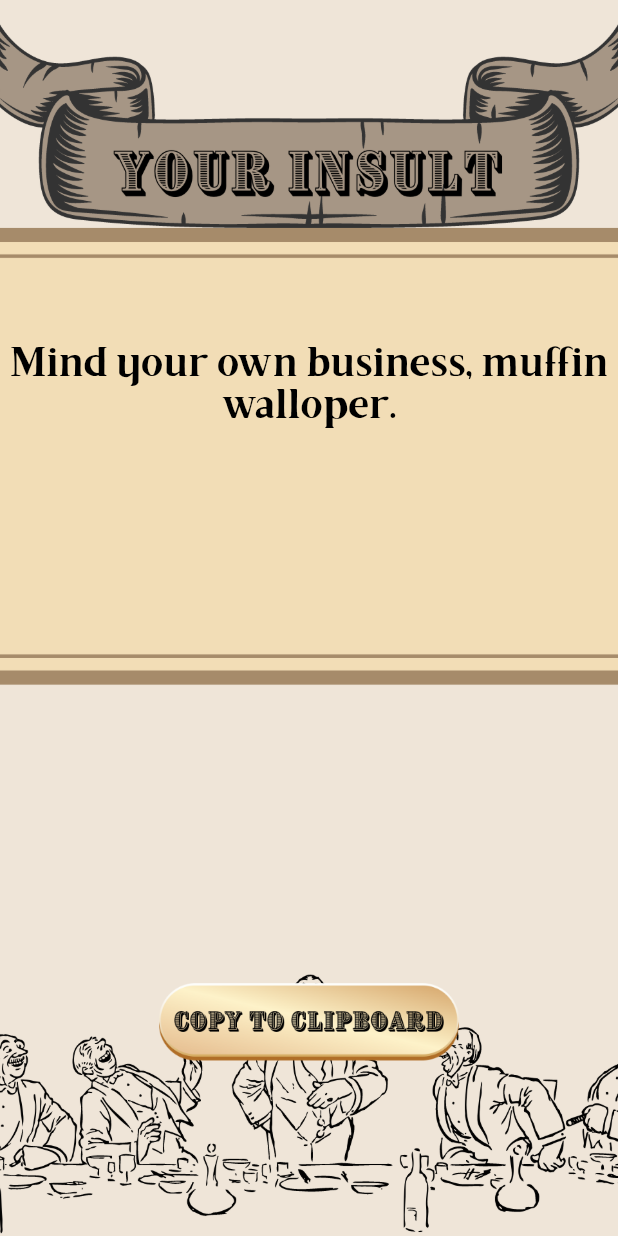
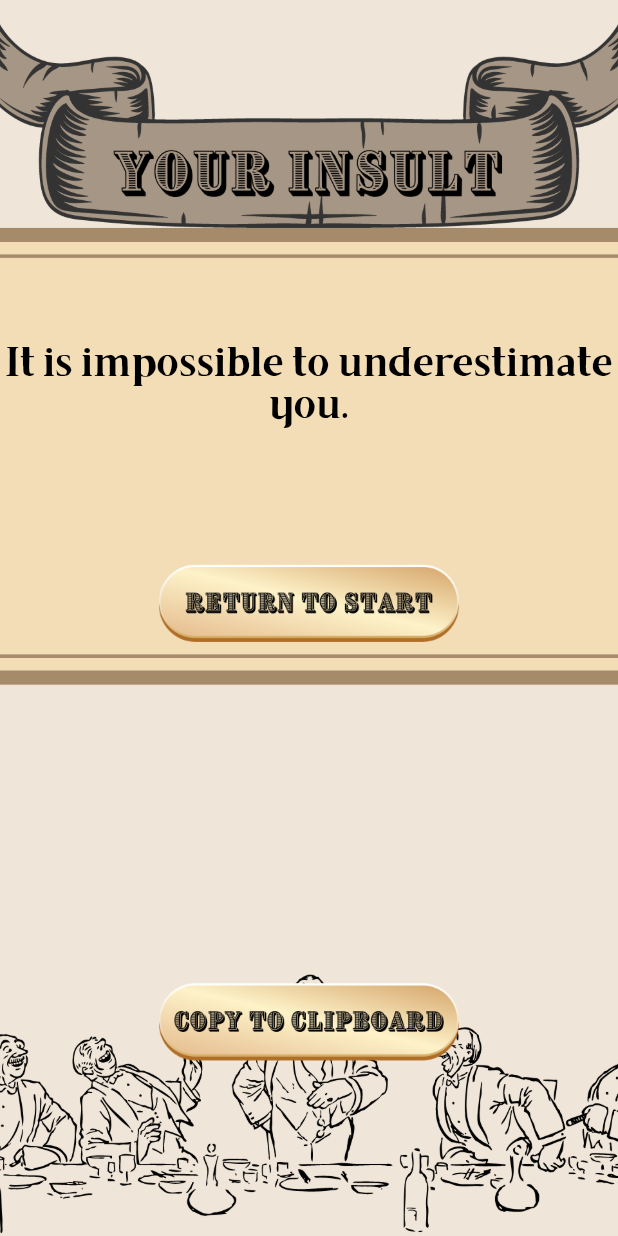
Before and after one commit to markparking/InsultGenerator, a Flutter app: the InsultText screen opened directly, on a phone screen of 412 x 824 dp. Run offline on Flutter 3.47's test engine with Material 2 defaults, Android fonts, the phone set to English and light mode, and no system bars.

```diff
--- a/Insultgenerator/lib/Buttons.dart
+++ b/Insultgenerator/lib/Buttons.dart
@@ -2,9 +2,7 @@ import 'package:flutter/cupertino.dart';
 import 'package:flutter/material.dart';
 import 'package:insultgenerator/Favorites.dart';
 import 'package:insultgenerator/LoadingScreen.dart';
-import 'package:flutter/services.dart';
-import 'package:insultgenerator/EndScreen.dart';
-
+import 'package:insultgenerator/main.dart';
 ///////////////////////////////////////////////////////////////////////////////////////////////////////////////////////////////////////
                                               //Start Button//
 ///////////////////////////////////////////////////////////////////////////////////////////////////////////////////////////////////////
@@ -17,7 +15,7 @@ class start extends StatelessWidget {
       onPressed: () => {
         Navigator.push(
           context,
-          MaterialPageRoute(builder: (context) => Loading(),
+          MaterialPageRoute(builder: (context) => new Loading(),
           ),
         ),
       },
@@ -28,22 +26,7 @@ class start extends StatelessWidget {
                                               //Copy to Clipboard Button//
 ///////////////////////////////////////////////////////////////////////////////////////////////////////////////////////////////////////
 
-class CopyToClipboard extends StatelessWidget {
-  get insult => null;
 
-  @override
-  Widget build(BuildContext context) {
-    return IconButton(
-        icon: Image.asset ('image/Copy-Button.png'),
-        iconSize: 250,
-        onPressed: () async {
-          await Clipboard.setData(new ClipboardData(text: '$insult')).then((_){
-            ScaffoldMessenger.of(context)
-                .showSnackBar(SnackBar(content: Text('Copied to your clipboard !')));
-          });
-        });
-  }
-}
 ///////////////////////////////////////////////////////////////////////////////////////////////////////////////////////////////////////
                                               //Favorites Button//
 ///////////////////////////////////////////////////////////////////////////////////////////////////////////////////////////////////////
@@ -63,3 +46,37 @@ class favoritesButton extends StatelessWidget {
     );
   }
 }
+///////////////////////////////////////////////////////////////////////////////////////////////////////////////////////////////////////
+                                                 //Save-To-Favorites Button//
+///////////////////////////////////////////////////////////////////////////////////////////////////////////////////////////////////////
+class SaveToFavoritesButton extends StatelessWidget {
+  @override
+  Widget build(BuildContext context) {
+    return IconButton(
+      icon: Image.asset ('image/Save-button.png'),
+      iconSize: 50,
+      onPressed: () => {
+
+      }
+    );
+  }
+}
+///////////////////////////////////////////////////////////////////////////////////////////////////////////////////////////////////////
+                                                  //GenerateNew Button//
+///////////////////////////////////////////////////////////////////////////////////////////////////////////////////////////////////////
+class Return extends StatelessWidget {
+  @override
+  Widget build(BuildContext context) {
+    return IconButton(
+      icon: Image.asset ('image/Return-button.png'),
+      iconSize: 250,
+      onPressed: () => {
+        Navigator.push(
+          context,
+          MaterialPageRoute(builder: (context) => Home(),
+          ),
+        ),
+      },
+    );
+  }
+}
--- a/Insultgenerator/lib/EndScreen.dart
+++ b/Insultgenerator/lib/EndScreen.dart
@@ -1,8 +1,10 @@
 import 'package:flutter/material.dart';
+import 'package:flutter/services.dart';
+import 'package:insultgenerator/EndScreen.dart';
 import 'package:insultgenerator/ListDatabase.dart';
 import 'dart:math';
 import 'package:insultgenerator/Buttons.dart';
-
+Random rnd = new Random();
 class EndScreen extends StatelessWidget{
   @override
   Widget build(BuildContext context) {
@@ -19,7 +21,7 @@ class EndScreen extends StatelessWidget{
   }
 }
 
-class EndImage extends StatelessWidget {        //End Image
+class EndImage extends StatelessWidget {//End Image
   @override
   Widget build(BuildContext context) {
     return Container(
@@ -32,13 +34,27 @@ class EndImage extends StatelessWidget {        //End Image
     );
   }
 }
-Random rnd = new Random();
+class Gfg {
+  late String insult;
 
-class InsultText extends StatelessWidget {
+  String get getInsult {
+    return insult;
+  }
+  set setInsult(String finalInsult) {
+    insult = finalInsult;
+  }
+}
+class InsultText extends StatefulWidget {
+  const InsultText({Key? key}) : super(key: key);
+  @override
+  State<InsultText> createState() => InsultTextState();
+}
+Gfg newInsult = Gfg();
+class InsultTextState extends State<InsultText> {
 
-  @override
-  var element = list[rnd.nextInt(list.length)];
+   @override
   Widget build(BuildContext context) {
+     newInsult.setInsult = list[rnd.nextInt(list.length)];
     return Scaffold(
       body: Container(
         child: Stack(
@@ -46,20 +62,24 @@ class InsultText extends StatelessWidget {
           children: [
             EndImage(),
             Align(
-              alignment: FractionalOffset(0.9, 0.3),
-              child: Container(
-                child: Text(
-                    '$element',
-                  textAlign: TextAlign.center,
+                alignment: FractionalOffset(0.9, 0.3),
+                child: Container(
+                  child: Text(
+                    '${newInsult.getInsult}',
+                    textAlign: TextAlign.center,
                     style: TextStyle(fontSize: 28, color: Colors.black, fontFamily: 'BrixtonRg'),
+                  ),
                 ),
-              )
             ),
-
             Align(
               alignment: Alignment.bottomCenter,
               child:
               CopyToClipboard(),
+            ),
+            Align(
+              alignment: Alignment.center,
+              child:
+              Return(),
             ),
           ],
         ),
@@ -67,3 +87,18 @@ class InsultText extends StatelessWidget {
     );
   }
 }
+class CopyToClipboard extends StatelessWidget {
+  var clipInsult = newInsult.getInsult;
+  @override
+  Widget build(BuildContext context) {
+    return IconButton(
+        icon: Image.asset ('image/Copy-Button.png'),
+        iconSize: 250,
+        onPressed: () async {
+          await Clipboard.setData(new ClipboardData(text: "${newInsult.getInsult}")).then((_){
+            ScaffoldMessenger.of(context)
+                .showSnackBar(SnackBar(content: Text('Copied to your clipboard !')));
+          });
+        });
+  }
+}
--- a/Insultgenerator/lib/ListDatabase.dart
+++ b/Insultgenerator/lib/ListDatabase.dart
@@ -18,5 +18,29 @@ var list = [
   "in the land of the witless, you would rule over all.",
   "Id prefer a battle of wits, but you appear unarmed.",
   "you sir, are the reason god created the middle finger.",
-  "Sometimes I need what only you can provide, your absence."
+  "Sometimes I need what only you can provide, your absence.",
+  "Your inferiority complex is fully justified.",
+  "I've been called worse things by better people.",
+  "I would agree with you, but then we would both be wrong.",
+  "It is impossible to underestimate you.",
+  "Isn't it rather dangerous to use one's entire vocabulary in one sentence?",
+  "May I borrow your tweezers when you are done masturbating?",
+  "Ahh, now that reminds me of the other day, when I was having sex with your wife.",
+  "Are you always a buffoon, or is this some sort of special show for me?",
+  "You seem to love nature, in spite of what it did to you.",
+  "It is a shame that your parents met only once...briefly.",
+  "Do not let your mind wander...it is far too small to be left alone.",
+  "Your mother's breasts sag with such severity that the late, great Surrealist artist Salvador saw them and mistook them for clocks.",
+  "Your rather oddly proportioned body reminds me of a humorously crafted sausage that has since gone stale.",
+  "You remind me of a stork with a lacerated colon.",
+  "You have all of the virtues I dislike and none of the vices I admire.",
+  "As a baby, did you have to get your mother drunk just so you could breast-feed?",
+  "You are beautiful where it counts most. On the inside.",
+  "You would be out of your depth in a puddle.",
+  "Save your breath.  You'll need it for your blow-up doll.",
+  "My good man, I don't know what makes you so stupid.  But whatever it is, it's really working.",
+  "I would love to see it from your perspective, but I am incapable of sticking my head that far up my own ass.",
+  "I wish you dripped out your mothers sauce-box when you were conceived.",
+  "I respectfully, don't care.",
+
 ];
```
Also changed, not shown: Insultgenerator/lib/LoadingScreen.dart (+5 -3 lines).
